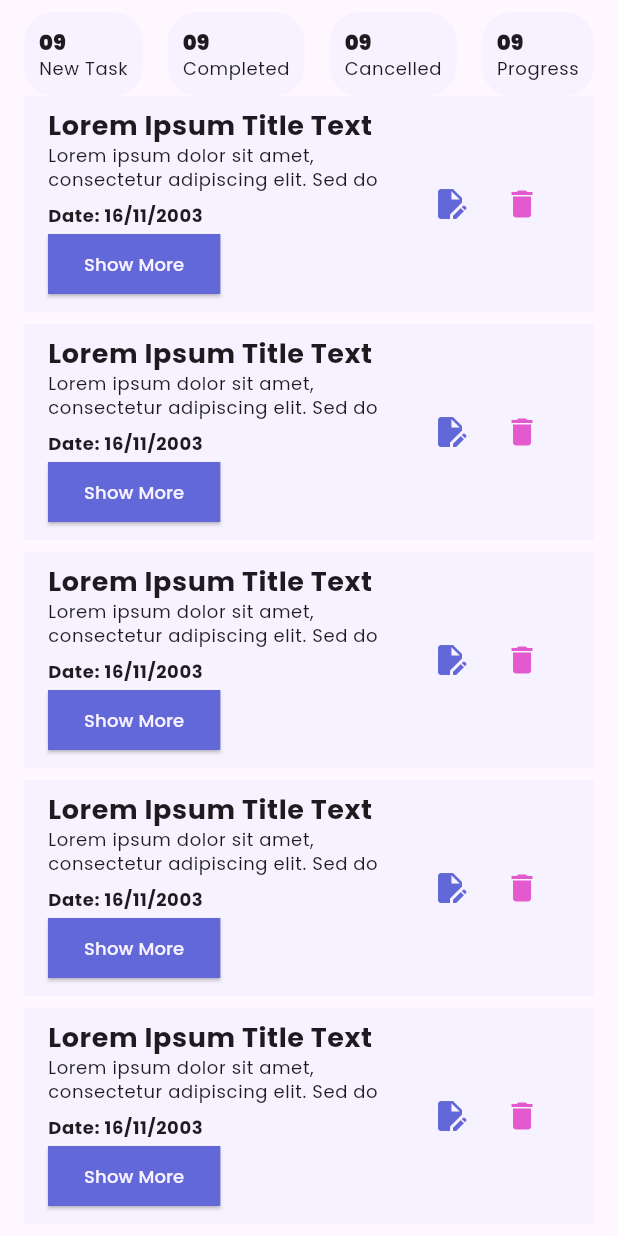
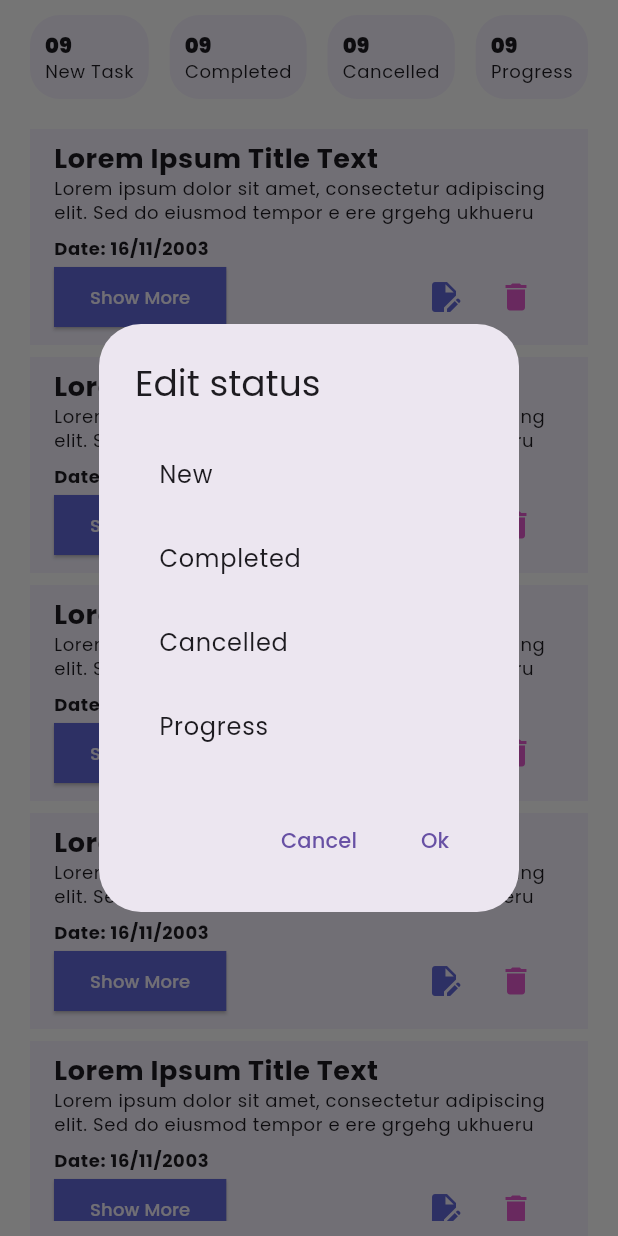
Before and after one commit to Error-Imtiaj/task_manager_mobile_app, a Flutter app: the NewTaskScreens screen opened directly, after a tap on the "edit document" icon, on a phone screen of 412 x 824 dp. Run offline on Flutter 3.47's test engine with Material 3 defaults, Android fonts, the light colour scheme and no system bars; our stand-ins replace flutter_svg, google_fonts, pin_code_fields.

Commit message:
CODE UPDATED AND BUG FIXED

```diff
--- a/lib/UI/screens/new_task_screens.dart
+++ b/lib/UI/screens/new_task_screens.dart
@@ -1,6 +1,5 @@
 import 'package:flutter/material.dart';
-import 'package:google_fonts/google_fonts.dart';
-import 'package:task_manager_mobile_app/UI/utils/colors.dart';
+
 import 'package:task_manager_mobile_app/UI/widgets/card_widget.dart';
 import 'package:task_manager_mobile_app/UI/widgets/taskTile_Widget.dart';
 
@@ -15,14 +14,22 @@ class _NewTaskScreensState extends State<NewTaskScreens> {
   @override
   Widget build(BuildContext context) {
     return Scaffold(
-      body: Padding(
-        padding: const EdgeInsets.symmetric(horizontal: 16, vertical: 8),
-        child: Column(
+      backgroundColor: Colors.white,
+      body: Column(
         children: [
           // CARD DETAILS
-            _heroSection(),
+          Container(
+            child: Padding(
+              padding: const EdgeInsets.symmetric(horizontal: 20, vertical: 10),
+              child: _heroSection(),
+            ),
+            color: Colors.white,
+          ),
+
           // TASK ITEMS
           Expanded(
+              child: Padding(
+            padding: const EdgeInsets.symmetric(horizontal: 20, vertical: 10),
             child: ListView.separated(
               itemCount: 15,
               itemBuilder: (context, index) {
@@ -38,9 +45,9 @@ class _NewTaskScreensState extends State<NewTaskScreens> {
                   height: 8,
                 );
               },
+            ),
           ))
         ],
-        ),
       ),
     );
   }
--- a/lib/UI/screens/pin_screens.dart
+++ b/lib/UI/screens/pin_screens.dart
@@ -1,4 +1,4 @@
-import 'dart:ffi';
+
 
 import 'package:flutter/material.dart';
 import 'package:flutter_svg/svg.dart';
--- a/lib/UI/widgets/taskTile_Widget.dart
+++ b/lib/UI/widgets/taskTile_Widget.dart
@@ -2,18 +2,23 @@ import 'package:flutter/material.dart';
 import 'package:google_fonts/google_fonts.dart';
 import 'package:task_manager_mobile_app/UI/utils/colors.dart';
 
-class TasktileWidget extends StatelessWidget {
+class TasktileWidget extends StatefulWidget {
   final String? title;
   final String? description;
   final String? Date;
   const TasktileWidget({super.key, this.title, this.description, this.Date});
 
   @override
+  State<TasktileWidget> createState() => _TasktileWidgetState();
+}
+
+class _TasktileWidgetState extends State<TasktileWidget> {
+  @override
   Widget build(BuildContext context) {
     return ListTile(
       tileColor: ColorsUtils.backGroundColor,
       title: Text(
-        title!,
+        widget.title!,
         maxLines: 1,
         style: Theme.of(context)
             .textTheme
@@ -24,7 +29,7 @@ class TasktileWidget extends StatelessWidget {
         crossAxisAlignment: CrossAxisAlignment.start,
         children: [
           Text(
-            description!,
+            widget.description!,
             style: Theme.of(context).textTheme.bodySmall,
             maxLines: 2,
           ),
@@ -33,12 +38,15 @@ class TasktileWidget extends StatelessWidget {
           ),
           // Date
           Text(
-            "Date: $Date",
+            "Date: ${widget.Date}",
             style: Theme.of(context)
                 .textTheme
                 .bodySmall
                 ?.copyWith(fontSize: 12, fontWeight: FontWeight.bold),
           ),
+          Row(
+            mainAxisAlignment: MainAxisAlignment.spaceBetween,
+            children: [
               ElevatedButton(
                 onPressed: () {},
                 child: Text(
@@ -49,17 +57,17 @@ class TasktileWidget extends StatelessWidget {
                 style: ElevatedButton.styleFrom(
                     shape: RoundedRectangleBorder(),
                     backgroundColor: ColorsUtils.primaryColor),
-          )
-        ],
               ),
-      trailing: Container(
+              Container(
                 width: 100,
                 child: Row(
                   mainAxisAlignment: MainAxisAlignment.end,
                   crossAxisAlignment: CrossAxisAlignment.end,
                   children: [
                     IconButton(
-                onPressed: () {},
+                        onPressed: () {
+                          _editStatus();
+                        },
                         icon: Icon(
                           Icons.edit_document,
                           color: ColorsUtils.primaryColor,
@@ -73,6 +81,42 @@ class TasktileWidget extends StatelessWidget {
                   ],
                 ),
               ),
+            ],
+          ),
+        ],
+      ),
     );
   }
+
+  void _editStatus() {
+    showDialog(
+        context: (context),
+        builder: (context) {
+          return AlertDialog(
+            title: Text("Edit status"),
+            content: Column(
+              mainAxisSize: MainAxisSize.min,
+              children: ['New', 'Completed', 'Cancelled', 'Progress'].map((e) {
+                return ListTile(
+                  title: Text(e),
+                );
+              }).toList(),
+            ),
+            actions: [
+              TextButton(
+                onPressed: () {
+                  Navigator.pop(context);
+                },
+                child: Text("Cancel"),
+              ),
+              TextButton(
+                onPressed: () {
+                  Navigator.pop(context);
+                },
+                child: Text("Ok"),
+              ),
+            ],
+          );
+        });
   }
+}
```
Also changed, not shown: lib/UI/screens/cancelled_task_screens.dart (+17 -1 lines), lib/UI/screens/completed_task_screens.dart (+17 -1 lines), lib/UI/screens/progress_task_screens.dart (+17 -1 lines). Lines whose indentation alone changed are shown as unchanged.
